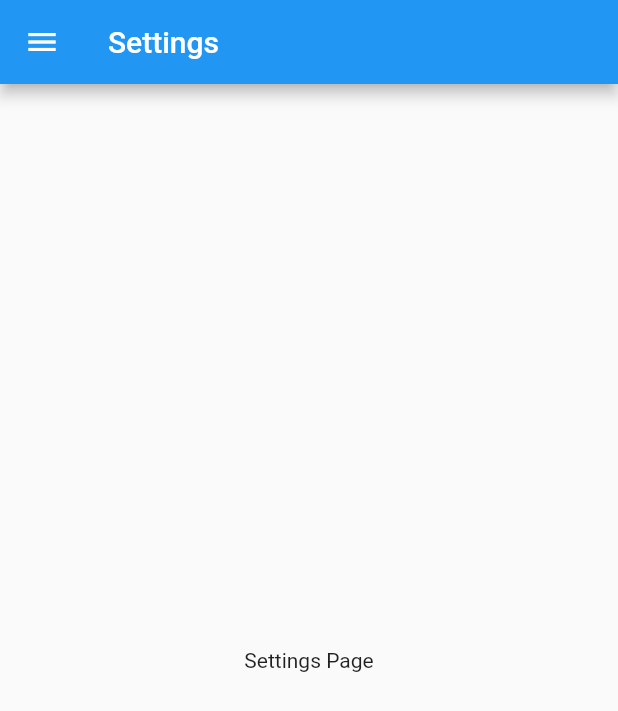
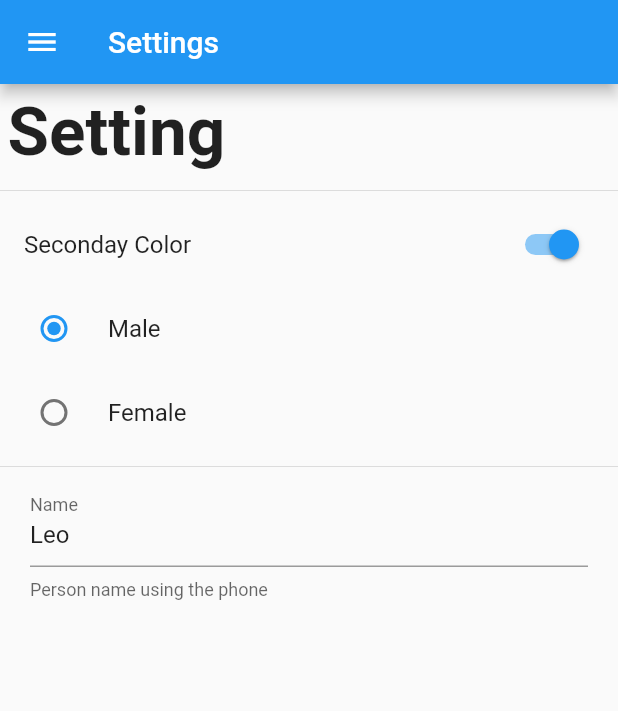
Before and after one commit to leolplex/User_Settings, a Flutter app: the SettingsPage screen opened by its route, on a phone screen of 412 x 824 dp. Shown: the top 711 px of the screen. Run offline on Flutter 3.47's test engine with Material 2 defaults, Android fonts, the phone set to English and light mode, and no system bars.

Commit message:
Change stateful in settings_page

```diff
--- a/lib/src/pages/settings_page.dart
+++ b/lib/src/pages/settings_page.dart
@@ -1,8 +1,25 @@
 import 'package:flutter/material.dart';
 import 'package:user_preferences/src/widgets/menu_widget.dart';
 
-class SettingsPage extends StatelessWidget {
+class SettingsPage extends StatefulWidget {
   static final String routeName = 'settings';
+
+  @override
+  _SettingsPageState createState() => _SettingsPageState();
+}
+
+class _SettingsPageState extends State<SettingsPage> {
+  bool _secundaryColor = true;
+  int _genre = 1;
+  String _name = 'Leo';
+  TextEditingController _textController;
+
+  @override
+  void initState() {
+    super.initState();
+
+    _textController = new TextEditingController(text: _name);
+  }
 
   @override
   Widget build(BuildContext context) {
@@ -11,8 +28,54 @@ class SettingsPage extends StatelessWidget {
           title: Text('Settings'),
         ),
         drawer: MenuWidget(),
-        body: Center(
-          child: Text('Settings Page'),
+        body: ListView(
+          children: <Widget>[
+            Container(
+              padding: EdgeInsets.all(5.0),
+              child: Text(
+                'Setting',
+                style: TextStyle(fontSize: 45.0, fontWeight: FontWeight.bold),
+              ),
+            ),
+            Divider(),
+            SwitchListTile(
+                value: _secundaryColor,
+                title: Text('Seconday Color'),
+                onChanged: (value) {
+                  setState(() {
+                    _secundaryColor = value;
+                  });
+                }),
+            RadioListTile(
+                value: 1,
+                title: Text('Male'),
+                groupValue: _genre,
+                onChanged: (value) {
+                  setState(() {
+                    _genre = value;
+                  });
+                }),
+            RadioListTile(
+                value: 2,
+                title: Text('Female'),
+                groupValue: _genre,
+                onChanged: (value) {
+                  setState(() {
+                    _genre = value;
+                  });
+                }),
+            Divider(),
+            Container(
+              padding: EdgeInsets.symmetric(horizontal: 20.0),
+              child: TextField(
+                controller: _textController,
+                decoration: InputDecoration(
+                    labelText: 'Name',
+                    helperText: 'Person name using the phone'),
+                onChanged: (value) {},
+              ),
+            )
+          ],
         ));
   }
 }
```
